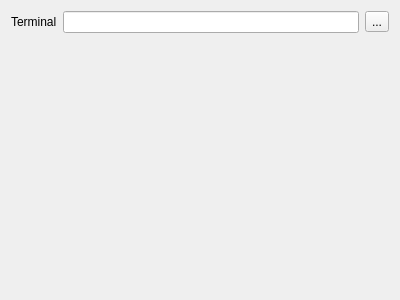
Before: the Qt Designer form RedPandaIDE/settingsdialog/environmentprogramswidget.ui in royqh1979/RedPanda-CPP, drawn with Qt 5.
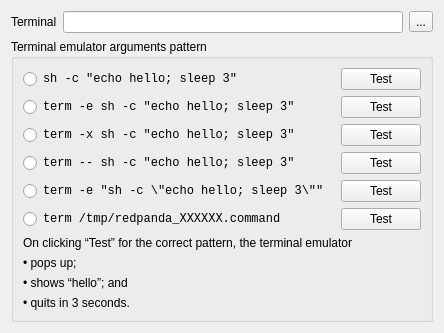
After: the same form once the commit is applied. Icons and pictures are not drawn.

Commit message: add runner args abstraction to allow different args patterns in various terminal apps; fix macOS shm IPC

```diff
--- a/RedPandaIDE/settingsdialog/environmentprogramswidget.ui
+++ b/RedPandaIDE/settingsdialog/environmentprogramswidget.ui
@@ -35,7 +35,183 @@
      </property>
     </widget>
    </item>
-   <item row="1" column="2">
+   <item row="1" column="0" colspan="3">
+    <widget class="QGroupBox" name="groupBox">
+     <property name="title">
+      <string>Terminal emulator arguments pattern</string>
+     </property>
+     <layout class="QGridLayout" name="gridLayout_2">
+      <item row="0" column="0">
+       <widget class="QRadioButton" name="rbImplicitSystem">
+        <property name="font">
+         <font>
+          <family>Monospace</family>
+          <family>Menlo</family>
+          <family>Consolas</family>
+         </font>
+        </property>
+        <property name="text">
+         <string>sh -c &quot;echo hello; sleep 3&quot;</string>
+        </property>
+       </widget>
+      </item>
+      <item row="0" column="1">
+       <spacer name="horizontalSpacer">
+        <property name="orientation">
+         <enum>Qt::Horizontal</enum>
+        </property>
+        <property name="sizeHint" stdset="0">
+         <size>
+          <width>40</width>
+          <height>20</height>
+         </size>
+        </property>
+       </spacer>
+      </item>
+      <item row="0" column="2">
+       <widget class="QPushButton" name="pbImplicitSystem">
+        <property name="text">
+         <string>Test</string>
+        </property>
+       </widget>
+      </item>
+      <item row="1" column="0">
+       <widget class="QRadioButton" name="rbMinusEAppendArgs">
+        <property name="font">
+         <font>
+          <family>Monospace</family>
+          <family>Menlo</family>
+          <family>Consolas</family>
+         </font>
+        </property>
+        <property name="text">
+         <string>term -e sh -c &quot;echo hello; sleep 3&quot;</string>
+        </property>
+       </widget>
+      </item>
+      <item row="1" column="2">
+       <widget class="QPushButton" name="pbMinusEAppendArgs">
+        <property name="text">
+         <string>Test</string>
+        </property>
+       </widget>
+      </item>
+      <item row="2" column="0">
+       <widget class="QRadioButton" name="rbMinusXAppendArgs">
+        <property name="font">
+         <font>
+          <family>Monospace</family>
+          <family>Menlo</family>
+          <family>Consolas</family>
+         </font>
+        </property>
+        <property name="text">
+         <string>term -x sh -c &quot;echo hello; sleep 3&quot;</string>
+        </property>
+       </widget>
+      </item>
+      <item row="2" column="2">
+       <widget class="QPushButton" name="pbMinusXAppendArgs">
+        <property name="text">
+         <string>Test</string>
+        </property>
+       </widget>
+      </item>
+      <item row="3" column="0">
+       <widget class="QRadioButton" name="rbMinusMinusAppendArgs">
+        <property name="font">
+         <font>
+          <family>Monospace</family>
+          <family>Menlo</family>
+          <family>Consolas</family>
+         </font>
+        </property>
+        <property name="text">
+         <string>term -- sh -c &quot;echo hello; sleep 3&quot;</string>
+        </property>
+       </widget>
+      </item>
+      <item row="3" column="2">
+       <widget class="QPushButton" name="pbMinusMinusAppendArgs">
+        <property name="text">
+         <string>Test</string>
+        </property>
+       </widget>
+      </item>
+      <item row="4" column="0">
+       <widget class="QRadioButton" name="rbMinusEAppendCommandLine">
+        <property name="font">
+         <font>
+          <family>Monospace</family>
+          <family>Menlo</family>
+          <family>Consolas</family>
+         </font>
+        </property>
+        <property name="text">
+         <string>term -e &quot;sh -c \&quot;echo hello; sleep 3\&quot;&quot;</string>
+        </property>
+       </widget>
+      </item>
+      <item row="4" column="2">
+       <widget class="QPushButton" name="pbMinusEAppendCommandLine">
+        <property name="text">
+         <string>Test</string>
+        </property>
+       </widget>
+      </item>
+      <item row="5" column="0">
+       <widget class="QRadioButton" name="rbWriteCommandLineToTempFileThenTempFilename">
+        <property name="font">
+         <font>
+          <family>Monospace</family>
+          <family>Menlo</family>
+          <family>Consolas</family>
+         </font>
+        </property>
+        <property name="text">
+         <string>term /tmp/redpanda_XXXXXX.command</string>
+        </property>
+       </widget>
+      </item>
+      <item row="5" column="2">
+       <widget class="QPushButton" name="pbWriteCommandLineToTempFileThenTempFilename">
+        <property name="text">
+         <string>Test</string>
+        </property>
+       </widget>
+      </item>
+      <item row="6" column="0" colspan="3">
+       <widget class="QLabel" name="lExpectedBahavior0">
+        <property name="text">
+         <string>On clicking “Test” for the correct pattern, the terminal emulator</string>
+        </property>
+       </widget>
+      </item>
+      <item row="7" column="0" colspan="3">
+       <widget class="QLabel" name="lExpectedBahavior1">
+        <property name="text">
+         <string>• pops up;</string>
+        </property>
+       </widget>
+      </item>
+      <item row="8" column="0" colspan="3">
+       <widget class="QLabel" name="lExpectedBahavior2">
+        <property name="text">
+         <string>• shows “hello”; and</string>
+        </property>
+       </widget>
+      </item>
+      <item row="9" column="0" colspan="3">
+       <widget class="QLabel" name="lExpectedBahavior3">
+        <property name="text">
+         <string>• quits in 3 seconds.</string>
+        </property>
+       </widget>
+      </item>
+     </layout>
+    </widget>
+   </item>
+   <item row="2" column="2">
     <spacer name="verticalSpacer">
      <property name="orientation">
       <enum>Qt::Vertical</enum>
```
The commit also changes 25 other files.
